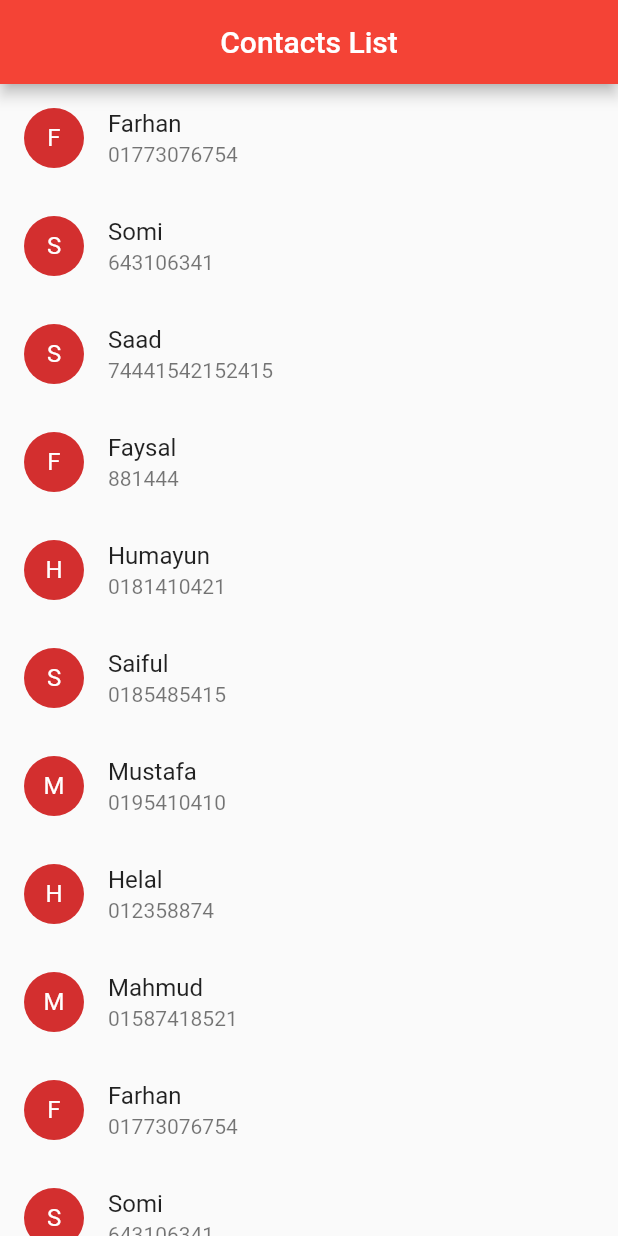
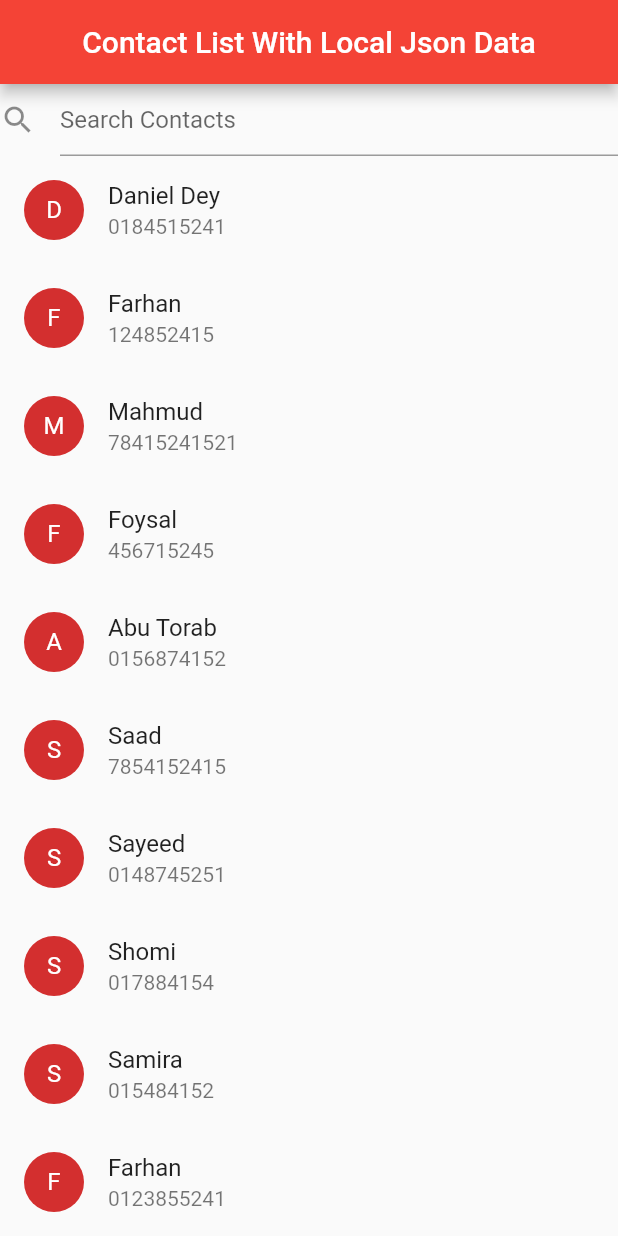
Before and after one commit to farhansadikgalib/ICT-Division-TFMAD-62-DAY, a Flutter app: the screen it shows after launch, on a phone screen of 412 x 824 dp. Run offline on Flutter 3.47's test engine with Material 2 defaults, Android fonts, the phone set to English and light mode, and no system bars; our stand-ins replace flutter_spinkit; missing offline and left inert: expandable_widgets, flutter_glow.

```diff
--- /dev/null
+++ b/assets/jsonData.json
@@ -0,0 +1,93 @@
+[
+
+  {
+    "name": "Daniel Dey",
+    "phone": "0184515241"
+  },
+
+  {
+    "name": "Farhan",
+    "phone": "124852415"
+  },  {
+  "name": "Mahmud",
+  "phone": "78415241521"
+},  {
+  "name": "Foysal",
+  "phone": "456715245"
+},  {
+  "name": "Abu Torab",
+  "phone": "0156874152"
+},  {
+  "name": "Saad",
+  "phone": "7854152415"
+},  {
+  "name": "Sayeed",
+  "phone": "0148745251"
+},  {
+  "name": "Shomi",
+  "phone": "017884154"
+},  {
+  "name": "Samira",
+  "phone": "015484152"
+},  {
+  "name": "Farhan",
+  "phone": "0123855241"
+},  {
+  "name": "Daniel Dey",
+  "phone": "0184515241"
+},  {
+  "name": "Daniel Dey",
+  "phone": "0184515241"
+},  {
+  "name": "Daniel Dey",
+  "phone": "0184515241"
+},  {
+  "name": "Daniel Dey",
+  "phone": "0184515241"
+},
+  {
+    "name": "Daniel Dey",
+    "phone": "0184515241"
+  },
+
+  {
+    "name": "Farhan",
+    "phone": "124852415"
+  },  {
+  "name": "Mahmud",
+  "phone": "78415241521"
+},  {
+  "name": "Foysal",
+  "phone": "456715245"
+},  {
+  "name": "Abu Torab",
+  "phone": "0156874152"
+},  {
+  "name": "Saad",
+  "phone": "7854152415"
+},  {
+  "name": "Sayeed",
+  "phone": "0148745251"
+},  {
+  "name": "Shomi",
+  "phone": "017884154"
+},  {
+  "name": "Samira",
+  "phone": "015484152"
+},  {
+  "name": "Farhan",
+  "phone": "0123855241"
+},  {
+  "name": "Daniel Dey",
+  "phone": "0184515241"
+},  {
+  "name": "Daniel Dey",
+  "phone": "0184515241"
+},  {
+  "name": "Daniel Dey",
+  "phone": "0184515241"
+},  {
+  "name": "Daniel Dey",
+  "phone": "0184515241"
+}
+]
--- /dev/null
+++ b/lib/18-11-21 Class 31/Local Json.dart
@@ -0,0 +1,98 @@
+import 'dart:convert';
+
+import 'package:flutter/material.dart';
+import 'package:flutter/services.dart';
+
+class LocalJsonDataView extends StatefulWidget {
+  const LocalJsonDataView({Key? key}) : super(key: key);
+
+  @override
+  _LocalJsonDataViewState createState() => _LocalJsonDataViewState();
+}
+
+class _LocalJsonDataViewState extends State<LocalJsonDataView> {
+  late List readyData;
+  late List unfilterData;
+
+  Future<String> loadJsonData() async {
+    var jsonText = await rootBundle.loadString('assets/jsonData.json');
+
+    setState(() {
+      readyData = jsonDecode(jsonText);
+    });
+
+    this.unfilterData = readyData;
+
+    return 'susscessfully get data';
+  }
+
+  @override
+  void initState() {
+    // TODO: implement initState
+    super.initState();
+    this.loadJsonData();
+  }
+
+  searchBar(str) {
+    var stringExist = str.length > 0 ? true : false;
+
+    if (stringExist) {
+      var filterData = [];
+
+      for (int i = 0; i < unfilterData.length; i++) {
+        String name = unfilterData[i]['name'].toUpperCase();
+        if (name.contains(str.toUpperCase())) {
+          filterData.add(unfilterData[i]);
+        }
+
+        setState(() {
+          this.readyData = filterData;
+        });
+      }
+    } else {
+      setState(() {
+        this.readyData = this.unfilterData;
+      });
+    }
+  }
+
+  @override
+  Widget build(BuildContext context) {
+    return Scaffold(
+      appBar: AppBar(
+        title: Text("Contact List With Local Json Data"),
+        centerTitle: true,
+      ),
+      body: Column(
+        children: [
+          TextField(
+            decoration: InputDecoration(
+              hintText: 'Search Contacts',
+              icon: Icon(Icons.search),
+            ),
+            onChanged: (String str) {
+              this.searchBar(str);
+              print(str);
+            },
+          ),
+          Expanded(
+              child: ListView.builder(
+                  itemCount: readyData.length,
+                  itemBuilder: (BuildContext context, int index) {
+                    return Column(
+                      children: [
+                        ListTile(
+                          leading: CircleAvatar(
+                            child: Text(readyData[index]['name'][0]),
+                          ),
+                          title: Text(readyData[index]['name']),
+                          subtitle: Text(readyData[index]['phone']),
+                        )
+                      ],
+                    );
+                  }))
+        ],
+      ),
+    );
+  }
+}
--- a/lib/main.dart
+++ b/lib/main.dart
@@ -2,6 +2,9 @@
 import 'package:button_day_62/03-11-21%20&%2008-11-21%20Class%2026%20&%2027/SplashScreen.dart';
 import 'package:button_day_62/11-10-21%20Class%20-%2028/TextWithLibaray.dart';
 import 'package:button_day_62/13-11-21%20Class%2029/ContactListWithListView.dart';
+import 'package:button_day_62/15-11-21%20Class%2030/GridViewWithArrayList.dart';
+import 'package:button_day_62/15-11-21%20Class%2030/SimpleGridView.dart';
+import 'package:button_day_62/18-11-21%20Class%2031/Local%20Json.dart';
 import 'package:flutter/material.dart';
 
 void main() {
@@ -29,7 +32,7 @@ class MyApp extends StatelessWidget {
         // is not restarted.
         primarySwatch: Colors.red,
       ),
-      home: ContactListWithListView()
+      home: LocalJsonDataView()
     );
   }
 }
```
Also changed, not shown: lib/15-11-21 Class 30/GridViewWithArrayList.dart (added, +125 -0 lines), lib/15-11-21 Class 30/SimpleGridView.dart (added, +87 -0 lines), assets/five.jpg (added), assets/four.jpg (added), assets/logo.png (added), assets/one.jpg (added), assets/three.jpg (added), assets/two.jpg (added).
